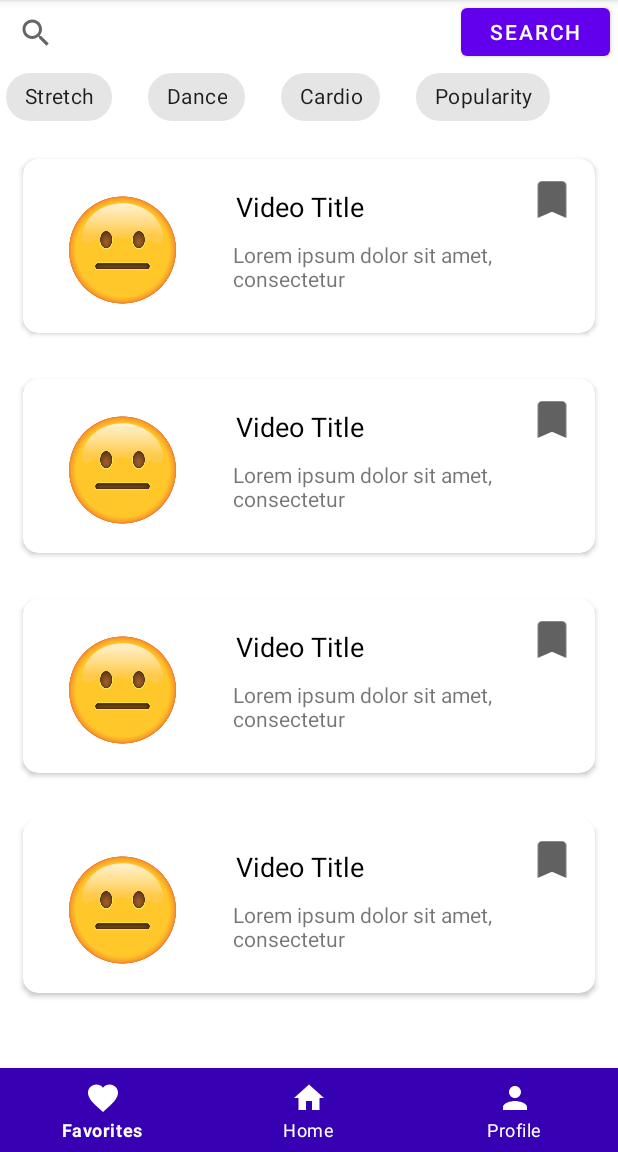
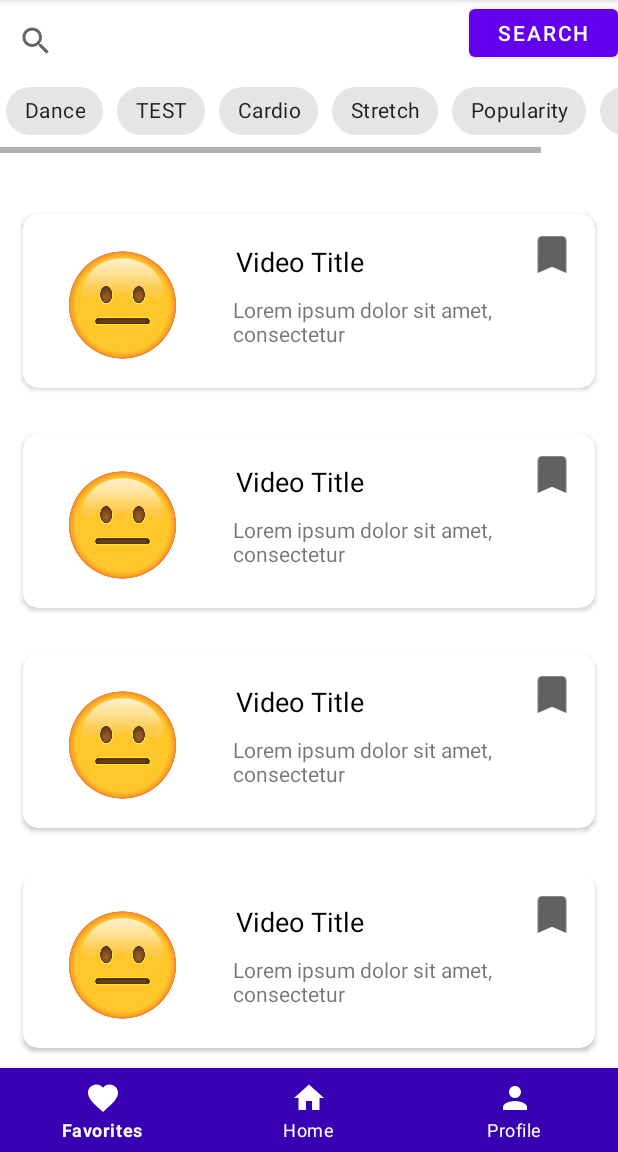
Before and after one commit to NicShepard/WorkUp, an Android app: the ExploreScreenActivity screen opened directly, with no data from a screen before it, on a phone screen of 412 x 824 dp, the part 84-1236 px from its top. Run offline under Robolectric (Android 15) with nearby library versions, the light colour scheme and no system bars.

Commit message:
added scrollable pills to explore screen

```diff
--- a/app/src/main/res/layout/activity_explore_screen.xml
+++ b/app/src/main/res/layout/activity_explore_screen.xml
@@ -21,45 +21,60 @@
         app:layout_constraintEnd_toEndOf="parent"
         app:layout_constraintHorizontal_bias="0.0"
         app:layout_constraintStart_toStartOf="parent"
-        app:layout_constraintTop_toBottomOf="@+id/recyclerView"
+        app:layout_constraintTop_toTopOf="parent"
         app:layout_constraintVertical_bias="1.0"
         app:menu="@menu/bottom_navigation_home">
 
     </com.google.android.material.bottomnavigation.BottomNavigationView>
 
-    <ScrollView
-        android:id="@+id/scrollView2"
+    <androidx.recyclerview.widget.RecyclerView
+        android:id="@+id/recyclerView"
         android:layout_width="match_parent"
         android:layout_height="wrap_content"
-        android:scrollbars="none"
-        app:layout_constraintBottom_toTopOf="@+id/recyclerView"
+        android:layout_marginTop="25dp"
+        app:layout_constraintBottom_toTopOf="@id/bottom_navigation"
+        app:layout_constraintEnd_toEndOf="parent"
+        app:layout_constraintHorizontal_bias="1.0"
+        app:layout_constraintStart_toStartOf="parent"
+        app:layout_constraintTop_toBottomOf="@id/scrollview"
+        app:layout_constraintVertical_bias="0.07" />
+
+    <SearchView
+        android:id="@+id/searchView2"
+        android:layout_width="302dp"
+        android:layout_height="38dp"
+        android:layout_marginTop="8dp"
+        android:outlineAmbientShadowColor="@color/black"
         app:layout_constraintEnd_toEndOf="parent"
         app:layout_constraintHorizontal_bias="0.0"
         app:layout_constraintStart_toStartOf="parent"
+        app:layout_constraintTop_toTopOf="parent" />
+
+    <Button
+        android:id="@+id/search_btton"
+        android:layout_width="99dp"
+        android:layout_height="44dp"
+        android:text="Search"
+        app:layout_constraintBottom_toTopOf="@+id/scrollview"
+        app:layout_constraintEnd_toEndOf="parent"
+        app:layout_constraintHorizontal_bias="1.0"
+        app:layout_constraintStart_toEndOf="@+id/searchView2"
+        app:layout_constraintTop_toTopOf="parent"
+        app:layout_constraintVertical_bias="0.072" />
+
+    <HorizontalScrollView
+        android:id="@+id/scrollview"
+        android:layout_width="match_parent"
+        android:layout_height="wrap_content"
+        app:layout_constraintBottom_toTopOf="@+id/bottom_navigation"
         app:layout_constraintTop_toBottomOf="@+id/searchView2"
-        app:layout_constraintVertical_bias="0.147">
+        app:layout_constraintVertical_bias="0.0"
+        tools:layout_editor_absoluteX="0dp">
 
-        <com.google.android.material.chip.ChipGroup
+        <LinearLayout
             android:layout_width="match_parent"
             android:layout_height="wrap_content"
-            app:singleLine="true"
-            app:singleSelection="true">
-
-            <com.google.android.material.chip.Chip
-                android:id="@+id/stretch_button"
-                style="@style/Widget.MaterialComponents.Chip.Choice"
-                android:layout_width="wrap_content"
-                android:layout_height="wrap_content"
-                android:layout_margin="4dp"
-                android:padding="12dp"
-                android:text="@string/stretch"
-                android:textAlignment="center"
-                android:visibility="visible" />
-
-            <Space
-                android:layout_width="0dp"
-                android:layout_height="0.5dp"
-                android:layout_weight="0.5"></Space>
+            android:orientation="horizontal">
 
             <com.google.android.material.chip.Chip
                 android:id="@+id/dance_button"
@@ -72,7 +87,23 @@
                 android:textAlignment="center" />
 
             <Space
-                android:layout_width="0dp"
+                android:layout_width="1dp"
+                android:layout_height="0.5dp"
+                android:layout_weight="0.5"></Space>
+
+            <com.google.android.material.chip.Chip
+                android:id="@+id/test_button"
+                style="@style/Widget.MaterialComponents.Chip.Choice"
+                android:layout_width="wrap_content"
+                android:layout_height="wrap_content"
+                android:layout_margin="4dp"
+                android:padding="12dp"
+                android:text="TEST"
+                android:textAlignment="center"
+                android:visibility="visible" />
+
+            <Space
+                android:layout_width="1dp"
                 android:layout_height="0.5dp"
                 android:layout_weight="0.5"></Space>
 
@@ -88,7 +119,23 @@
                 android:visibility="visible" />
 
             <Space
-                android:layout_width="0dp"
+                android:layout_width="1dp"
+                android:layout_height="0.5dp"
+                android:layout_weight="0.5"></Space>
+
+            <com.google.android.material.chip.Chip
+                android:id="@+id/stretch_button"
+                style="@style/Widget.MaterialComponents.Chip.Choice"
+                android:layout_width="wrap_content"
+                android:layout_height="wrap_content"
+                android:layout_margin="4dp"
+                android:padding="12dp"
+                android:text="@string/stretch"
+                android:textAlignment="center"
+                android:visibility="visible" />
+
+            <Space
+                android:layout_width="1dp"
                 android:layout_height="0.5dp"
                 android:layout_weight="0.5"></Space>
 
@@ -102,40 +149,23 @@
                 android:text="@string/popularity"
                 android:textAlignment="center"
                 android:visibility="visible" />
-        </com.google.android.material.chip.ChipGroup>
-    </ScrollView>
 
-    <androidx.recyclerview.widget.RecyclerView
-        android:id="@+id/recyclerView"
-        android:layout_width="match_parent"
-        android:layout_height="wrap_content"
-        app:layout_constraintBottom_toBottomOf="parent"
-        app:layout_constraintEnd_toEndOf="parent"
-        app:layout_constraintHorizontal_bias="0.0"
-        app:layout_constraintStart_toStartOf="parent"
-        app:layout_constraintTop_toTopOf="parent" />
+            <Space
+                android:layout_width="1dp"
+                android:layout_height="0.5dp"
+                android:layout_weight="0.5"></Space>
 
-    <SearchView
-        android:id="@+id/searchView2"
-        android:layout_width="302dp"
-        android:layout_height="38dp"
-        android:outlineAmbientShadowColor="@color/black"
-        app:layout_constraintBottom_toTopOf="@+id/recyclerView"
-        app:layout_constraintEnd_toEndOf="parent"
-        app:layout_constraintHorizontal_bias="0.0"
-        app:layout_constraintStart_toStartOf="parent"
-        app:layout_constraintTop_toTopOf="parent"
-        app:layout_constraintVertical_bias="0.055" />
-
-    <Button
-        android:id="@+id/search_btton"
-        android:layout_width="99dp"
-        android:layout_height="44dp"
-        android:text="Search"
-        app:layout_constraintBottom_toTopOf="@+id/scrollView2"
-        app:layout_constraintEnd_toEndOf="parent"
-        app:layout_constraintStart_toEndOf="@+id/searchView2"
-        app:layout_constraintTop_toTopOf="parent"
-        app:layout_constraintVertical_bias="0.47" />
+            <com.google.android.material.chip.Chip
+                android:id="@+id/test2_button"
+                style="@style/Widget.MaterialComponents.Chip.Choice"
+                android:layout_width="wrap_content"
+                android:layout_height="wrap_content"
+                android:layout_margin="4dp"
+                android:padding="12dp"
+                android:text="TEST2"
+                android:textAlignment="center"
+                android:visibility="visible" />
+        </LinearLayout>
+    </HorizontalScrollView>
 
 </androidx.constraintlayout.widget.ConstraintLayout>
```
